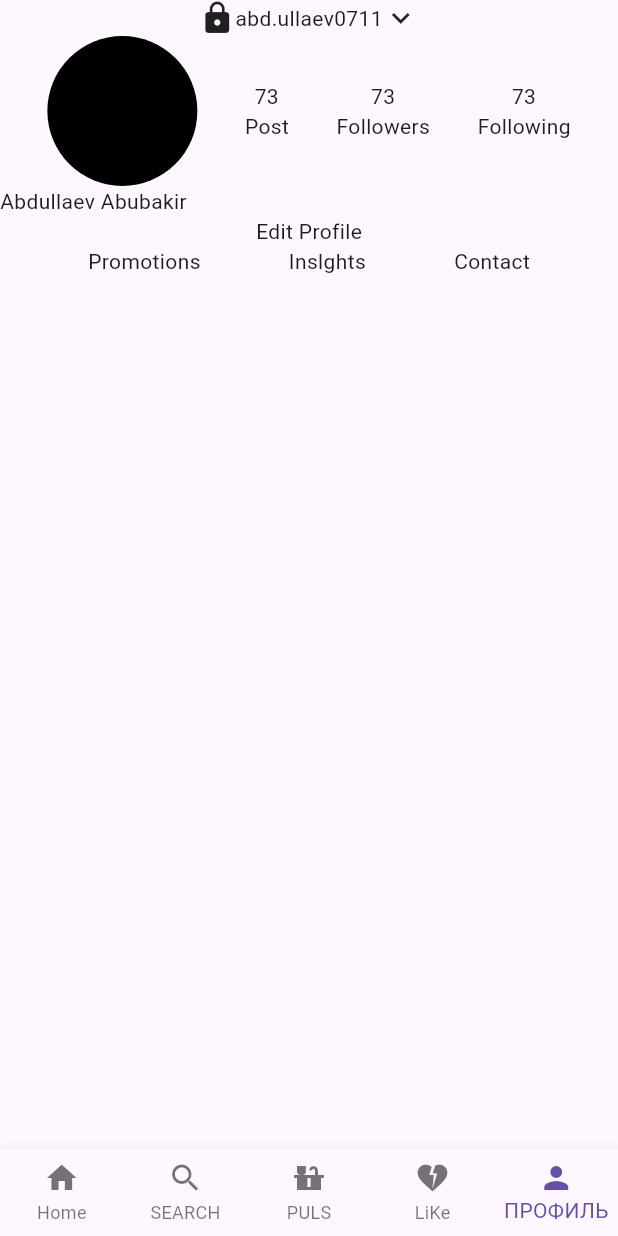
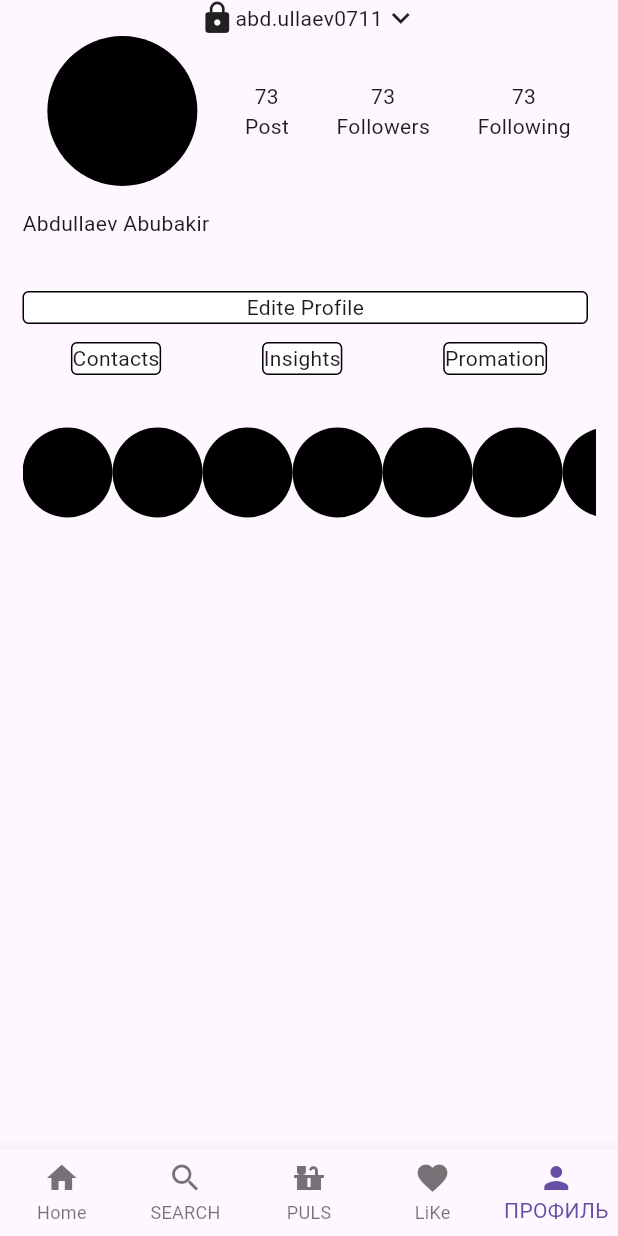
Before and after one commit to abubakir2007abu07/botton, a Flutter app: the screen it shows after launch, item 5 of the bottom bar chosen, on a phone screen of 412 x 824 dp. Run offline on Flutter 3.47's test engine with Material 3 defaults, Android fonts, the phone set to English and light mode, and no system bars.

Commit message:
togirla olmadim

```diff
--- a/lib/main.dart
+++ b/lib/main.dart
@@ -67,7 +67,7 @@ class _MainScreenState extends State<MainScreen> {
             label: 'PULS',
           ),
           BottomNavigationBarItem(
-            icon: Icon(Icons.heart_broken_sharp),
+            icon: Icon(Icons.favorite),
             label: 'LiKe',
           ),
           BottomNavigationBarItem(
--- a/lib/profile.dart
+++ b/lib/profile.dart
@@ -38,35 +38,143 @@ class ProfileScreen extends StatelessWidget {
             )
           ],
         ),
-        Row(mainAxisAlignment: MainAxisAlignment.start, children: [
+        Container(
+          margin: EdgeInsets.all(15),
+          child: Row(mainAxisAlignment: MainAxisAlignment.start, children: [
             Text('Abdullaev Abubakir'),
           ]),
+        ),
+        Container(
+            //padding: EdgeInsets.only(top: 20),
+            //padding: EdgeInsets.all(20),
+            //padding: EdgeInsets.fromLTRB(0, 20, 0, 20),
+            margin: EdgeInsets.fromLTRB(15, 20, 20, 0),
+            alignment: Alignment.center,
+            decoration: BoxDecoration(
+                color: Colors.white,
+                border: Border.all(),
+                borderRadius: BorderRadius.circular(4)),
+            width: double.infinity,
+            child: Text("Edite Profile")),
         Row(
           mainAxisAlignment: MainAxisAlignment.spaceEvenly,
-          children: const [
-            Text(
-              'Edit Profile',
-              textAlign: TextAlign.center,
+          children: [
+            Container(
+              margin: const EdgeInsets.fromLTRB(20, 12, 20, 0),
+              alignment: Alignment.center,
+              decoration: BoxDecoration(
+                  color: Colors.white,
+                  border: Border.all(),
+                  borderRadius: BorderRadius.circular(4)),
+              child: Text('Contacts'),
+            ),
+            Container(
+              margin: const EdgeInsets.fromLTRB(20, 12, 20, 0),
+              alignment: Alignment.center,
+              decoration: BoxDecoration(
+                  color: Colors.white,
+                  border: Border.all(),
+                  borderRadius: BorderRadius.circular(4)),
+              child: Text('Insights'),
+            ),
+            Container(
+              margin: const EdgeInsets.fromLTRB(20, 12, 20, 0),
+              alignment: Alignment.center,
+              decoration: BoxDecoration(
+                  color: Colors.white,
+                  border: Border.all(),
+                  borderRadius: BorderRadius.circular(4)),
+              child: Text('Promation'),
             ),
           ],
         ),
-        Row(
-          mainAxisAlignment: MainAxisAlignment.spaceEvenly,
+        Container(
+          margin: EdgeInsets.all(15),
+          height: 100,
+          child: ListView(
+            scrollDirection: Axis.horizontal,
             children: [
-            Text(
-              'Promotions',
-              textAlign: TextAlign.center,
+              Container(
+                width: 60,
+                height: 60,
+                decoration:
+                    BoxDecoration(shape: BoxShape.circle, color: Colors.black),
               ),
-            Text(
-              'Inslghts',
-              textAlign: TextAlign.center,
+              Container(
+                width: 60,
+                height: 60,
+                decoration:
+                    BoxDecoration(shape: BoxShape.circle, color: Colors.black),
               ),
-            Text(
-              'Contact',
-              textAlign: TextAlign.center,
-            )
+              Container(
+                width: 60,
+                height: 60,
+                decoration:
+                    BoxDecoration(shape: BoxShape.circle, color: Colors.black),
+              ),
+              Container(
+                width: 60,
+                height: 60,
+                decoration:
+                    BoxDecoration(shape: BoxShape.circle, color: Colors.black),
+              ),
+              Container(
+                width: 60,
+                height: 60,
+                decoration:
+                    BoxDecoration(shape: BoxShape.circle, color: Colors.black),
+              ),
+              Container(
+                width: 60,
+                height: 60,
+                decoration:
+                    BoxDecoration(shape: BoxShape.circle, color: Colors.black),
+              ),
+              Container(
+                width: 60,
+                height: 60,
+                decoration:
+                    BoxDecoration(shape: BoxShape.circle, color: Colors.black),
+              ),
+              Container(
+                width: 60,
+                height: 60,
+                decoration:
+                    BoxDecoration(shape: BoxShape.circle, color: Colors.black),
+              ),
+              Container(
+                width: 60,
+                height: 60,
+                decoration:
+                    BoxDecoration(shape: BoxShape.circle, color: Colors.black),
+              ),
+              Container(
+                width: 60,
+                height: 60,
+                decoration:
+                    BoxDecoration(shape: BoxShape.circle, color: Colors.black),
+              ),
+              Container(
+                width: 60,
+                height: 60,
+                decoration:
+                    BoxDecoration(shape: BoxShape.circle, color: Colors.black),
+              ),
+              Container(
+                width: 60,
+                height: 60,
+                decoration:
+                    BoxDecoration(shape: BoxShape.circle, color: Colors.black),
+              ),
+              Container(
+                width: 60,
+                height: 60,
+                decoration:
+                    BoxDecoration(shape: BoxShape.circle, color: Colors.black),
+              ),
             ],
           ),
+        )
       ],
     );
   }
```
Lines whose indentation alone changed are shown as unchanged.
